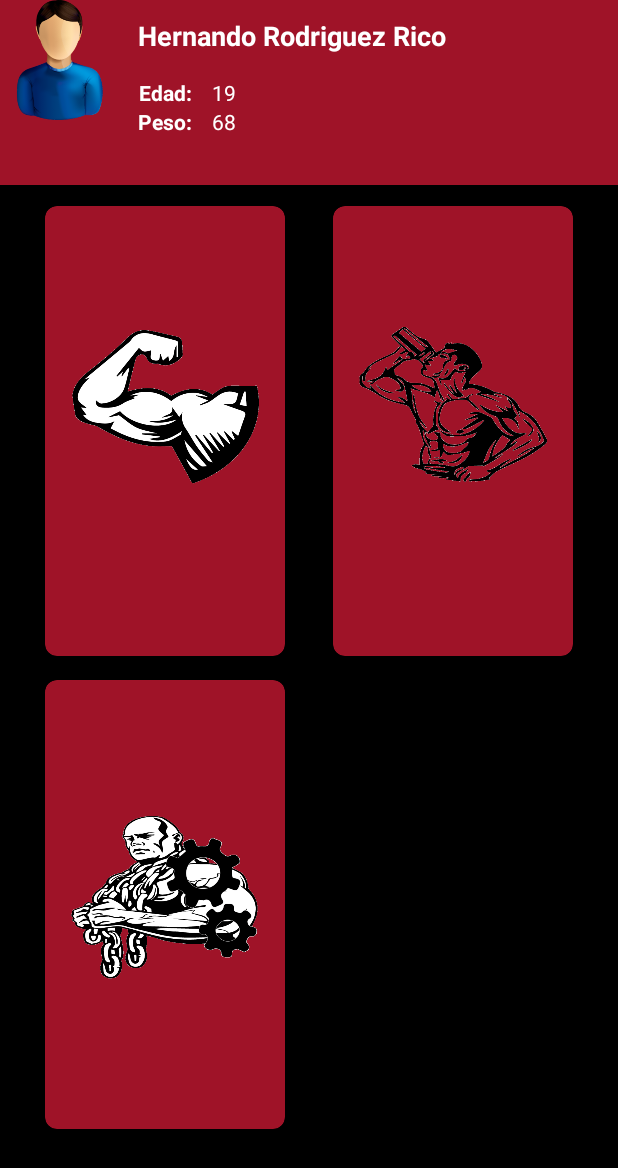
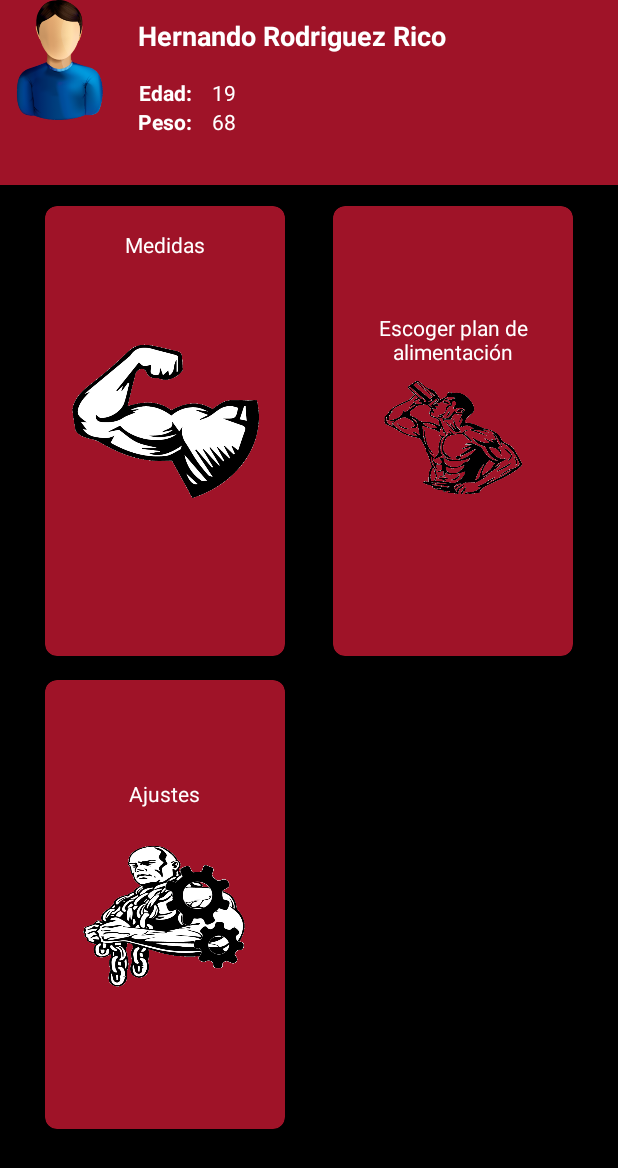
Before and after one commit to Hernando29/KaioPrimeGym, an Android app: the MenuInicio screen opened directly, with no data from a screen before it, on a phone screen of 412 x 824 dp. Shown: the top 1168 px of the screen. Run offline under Robolectric (Android 15) with nearby library versions, the phone set to English and light mode, and no system bars.

Commit message:
creacion de medidas

```diff
--- a/app/src/main/AndroidManifest.xml
+++ b/app/src/main/AndroidManifest.xml
@@ -22,7 +22,8 @@
             android:name=".Inicio"
             android:theme="@android:style/Theme.Black.NoTitleBar.Fullscreen" />
         <activity android:name=".Login" />
-        <activity android:name=".MenuInicio"></activity>
+        <activity android:name=".MenuInicio" />
+        <activity android:name=".Medidas"></activity>
     </application>
 
 </manifest>
--- a/app/src/main/java/com/example/hppavilionabbas/kaioprimegym/MenuInicio.java
+++ b/app/src/main/java/com/example/hppavilionabbas/kaioprimegym/MenuInicio.java
@@ -1,13 +1,33 @@
 package com.example.hppavilionabbas.kaioprimegym;
 
+import android.content.Intent;
 import android.support.v7.app.AppCompatActivity;
 import android.os.Bundle;
+import android.view.View;
+import android.widget.Button;
 
 public class MenuInicio extends AppCompatActivity {
+
+    private Button btnMedidas;
+    private Button btnAlimentacion;
+    private Button btnAjustes;
 
     @Override
     protected void onCreate(Bundle savedInstanceState) {
         super.onCreate(savedInstanceState);
         setContentView(R.layout.activity_menu_inicio);
+
+        btnMedidas = (Button) findViewById(R.id.btnMedidas);
+        btnAjustes = (Button) findViewById(R.id.btnAjustes);
+        btnAlimentacion = (Button) findViewById(R.id.btnAlm);
+
+
+        btnMedidas.setOnClickListener(new View.OnClickListener() {
+            @Override
+            public void onClick(View v) {
+                Intent intent = new Intent(  MenuInicio.this, Medidas.class );
+                startActivity(intent);
+            }
+        });
     }
 }
--- a/app/src/main/res/layout/activity_menu_inicio.xml
+++ b/app/src/main/res/layout/activity_menu_inicio.xml
@@ -87,15 +87,14 @@
 
     <GridLayout
 
-            android:columnCount="2"
-            android:rowCount="2"
-            android:alignmentMode="alignMargins"
-            android:columnOrderPreserved="false"
-            android:layout_weight="8"
         android:layout_width="match_parent"
         android:layout_height="0dp"
+        android:layout_weight="8"
+        android:alignmentMode="alignMargins"
+        android:columnCount="2"
+        android:columnOrderPreserved="false"
         android:padding="14dp"
-            >
+        android:rowCount="2">
 
         <!-- <android.support.v7.widget.CardView
                 android:layout_width="0dp"
@@ -141,36 +140,42 @@
             android:layout_width="0dp"
             android:layout_height="0dp"
             android:layout_columnWeight="1"
-                android:layout_rowWeight="1"
             android:layout_marginBottom="16dp"
             android:layout_marginLeft="16dp"
             android:layout_marginRight="16dp"
+            android:layout_rowWeight="1"
+            app:cardBackgroundColor="@color/colorRed"
+            app:cardCornerRadius="8dp"
             app:cardElevation="8dp"
-                app:cardCornerRadius="8dp"
-                app:cardBackgroundColor="@color/colorRed"
 
             >
 
+            <Button
+                android:id="@+id/btnMedidas"
+                android:layout_width="match_parent"
+                android:layout_height="match_parent"
+                android:background="@android:color/transparent" />
+
             <LinearLayout
+                android:layout_width="wrap_content"
+                android:layout_height="wrap_content"
                 android:layout_gravity="center_horizontal|center_vertical"
                 android:layout_margin="16dp"
-                    android:orientation="vertical"
-                    android:layout_width="wrap_content"
-                    android:layout_height="wrap_content">
+                android:orientation="vertical">
 
 
+                <TextView
+                    android:layout_width="match_parent"
+                    android:layout_height="wrap_content"
+                    android:text="Medidas"
+                    android:textAlignment="center"
+                    android:textColor="#fff" />
+
                 <ImageView
-                    android:src="@drawable/medidas"
+                    android:layout_width="wrap_content"
+                    android:layout_height="wrap_content"
                     android:layout_gravity="center_horizontal"
-                    android:layout_width="wrap_content"
-                    android:layout_height="wrap_content" />
-
-                <TextView
-                    android:text="Medidas"
-                    android:textColor="#fff"
-                    android:textAlignment="center"
-                    android:layout_width="wrap_content"
-                    android:layout_height="wrap_content" />
+                    android:src="@drawable/medidas" />
 
             </LinearLayout>
 
@@ -180,36 +185,43 @@
             android:layout_width="0dp"
             android:layout_height="0dp"
             android:layout_columnWeight="1"
-                android:layout_rowWeight="1"
             android:layout_marginBottom="16dp"
             android:layout_marginLeft="16dp"
             android:layout_marginRight="16dp"
+            android:layout_rowWeight="1"
+            app:cardBackgroundColor="@color/colorRed"
+            app:cardCornerRadius="8dp"
             app:cardElevation="8dp"
-                app:cardCornerRadius="8dp"
-                app:cardBackgroundColor="@color/colorRed"
 
             >
 
+            <Button
+                android:id="@+id/btnAlm"
+                android:layout_width="match_parent"
+                android:layout_height="match_parent"
+                android:background="@android:color/transparent" />
+
             <LinearLayout
+                android:layout_width="wrap_content"
+                android:layout_height="wrap_content"
                 android:layout_gravity="center_horizontal|center_vertical"
                 android:layout_margin="16dp"
-                    android:orientation="vertical"
-                    android:layout_width="wrap_content"
-                    android:layout_height="wrap_content">
+                android:orientation="vertical">
 
 
+                <TextView
+                    android:layout_width="wrap_content"
+                    android:layout_height="wrap_content"
+                    android:text="Escoger plan de alimentación"
+                    android:textAlignment="center"
+                    android:textColor="#fff" />
+
                 <ImageView
-                    android:src="@drawable/plan"
+                    android:layout_width="wrap_content"
+                    android:layout_height="121dp"
                     android:layout_gravity="center_horizontal"
-                    android:layout_width="wrap_content"
-                    android:layout_height="wrap_content" />
+                    android:src="@drawable/plan" />
 
-                <TextView
-                    android:text="Generar Plan de alimentación"
-                    android:textColor="#fff"
-                    android:textAlignment="center"
-                    android:layout_width="wrap_content"
-                    android:layout_height="wrap_content" />
             </LinearLayout>
 
         </android.support.v7.widget.CardView>
@@ -218,44 +230,50 @@
             android:layout_width="0dp"
             android:layout_height="0dp"
             android:layout_columnWeight="1"
-                android:layout_rowWeight="1"
             android:layout_marginBottom="16dp"
             android:layout_marginLeft="16dp"
             android:layout_marginRight="16dp"
+            android:layout_rowWeight="1"
+            app:cardBackgroundColor="@color/colorRed"
+            app:cardCornerRadius="8dp"
             app:cardElevation="8dp"
-                app:cardCornerRadius="8dp"
-                app:cardBackgroundColor="@color/colorRed"
 
             >
 
+            <Button
+                android:id="@+id/btnAjustes"
+                android:layout_width="match_parent"
+                android:layout_height="match_parent"
+                android:background="@android:color/transparent" />
+
             <LinearLayout
+                android:layout_width="wrap_content"
+                android:layout_height="wrap_content"
                 android:layout_gravity="center_horizontal|center_vertical"
                 android:layout_margin="16dp"
-                    android:orientation="vertical"
-                    android:layout_width="wrap_content"
-                    android:layout_height="wrap_content">
+                android:orientation="vertical">
 
 
+                <TextView
+                    android:layout_width="match_parent"
+                    android:layout_height="24dp"
+                    android:text="Ajustes"
+                    android:textAlignment="center"
+                    android:textColor="#fff" />
+
                 <ImageView
-                    android:src="@drawable/ajustes"
+                    android:layout_width="114dp"
+                    android:layout_height="143dp"
                     android:layout_gravity="center_horizontal"
-                    android:layout_width="wrap_content"
-                    android:layout_height="wrap_content" />
+                    android:src="@drawable/ajustes" />
 
-                <TextView
-                    android:text="Ajustes"
-                    android:textColor="#fff"
-                    android:textAlignment="center"
-                    android:layout_width="wrap_content"
-                    android:layout_height="wrap_content" />
+
 
             </LinearLayout>
 
         </android.support.v7.widget.CardView>
 
 
-
-
     </GridLayout>
 
 
--- a/app/src/main/res/values/colors.xml
+++ b/app/src/main/res/values/colors.xml
@@ -3,7 +3,7 @@
     <color name="colorPrimary">#3F51B5</color>
     <color name="colorPrimaryDark">#9f1328</color>
     <color name="colorAccent">#b20c14</color>
-    <color name="colorWhite">#FFFFFF</color>
+    <color name="colorWhite">#ffffff</color>
     <color name="colorTransparentWhite">#cccccc</color>
    <color name="colorRed">#9f1328</color>
 
```
Also changed, not shown: app/src/main/java/com/example/hppavilionabbas/kaioprimegym/Medidas.java (added, +13 -0 lines), app/src/main/res/layout/activity_medidas.xml (added, +414 -0 lines). Lines whose indentation alone changed are shown as unchanged.
